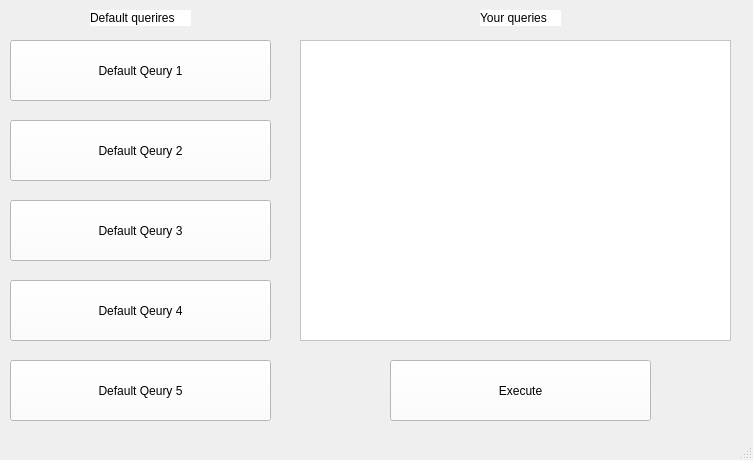
Above: design.ui from artembakhanov/HospitalManagementSystem before the change. Below: the same form after it.
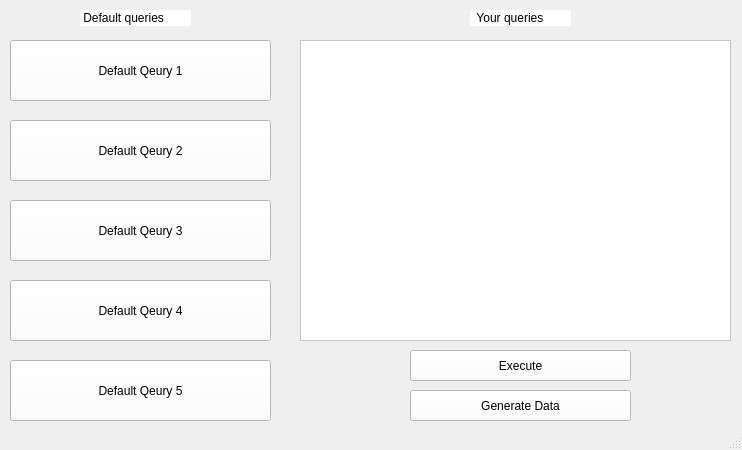
That is the form after the change. Icons and pictures are not drawn.

The edit to the form file:
```diff
--- a/design.ui
+++ b/design.ui
@@ -6,8 +6,8 @@
    <rect>
     <x>0</x>
     <y>0</y>
-    <width>753</width>
-    <height>460</height>
+    <width>742</width>
+    <height>450</height>
    </rect>
   </property>
   <property name="windowTitle">
@@ -126,10 +126,10 @@
    <widget class="QPushButton" name="exe_button">
     <property name="geometry">
      <rect>
-      <x>390</x>
-      <y>360</y>
-      <width>261</width>
-      <height>61</height>
+      <x>410</x>
+      <y>350</y>
+      <width>221</width>
+      <height>31</height>
      </rect>
     </property>
     <property name="styleSheet">
@@ -143,9 +143,9 @@
    <widget class="QLabel" name="def_label">
     <property name="geometry">
      <rect>
-      <x>90</x>
+      <x>80</x>
       <y>10</y>
-      <width>101</width>
+      <width>111</width>
       <height>16</height>
      </rect>
     </property>
@@ -154,15 +154,15 @@
 background-color: rgb(255, 255, 255);</string>
     </property>
     <property name="text">
-     <string>Default querires</string>
+     <string> Default queries</string>
     </property>
    </widget>
    <widget class="QLabel" name="ur_label">
     <property name="geometry">
      <rect>
-      <x>480</x>
+      <x>470</x>
       <y>10</y>
-      <width>81</width>
+      <width>101</width>
       <height>16</height>
      </rect>
     </property>
@@ -171,7 +171,24 @@
 background-color: rgb(255, 255, 255);</string>
     </property>
     <property name="text">
-     <string>Your queries</string>
+     <string>  Your queries</string>
+    </property>
+   </widget>
+   <widget class="QPushButton" name="gen_data_button">
+    <property name="geometry">
+     <rect>
+      <x>410</x>
+      <y>390</y>
+      <width>221</width>
+      <height>31</height>
+     </rect>
+    </property>
+    <property name="styleSheet">
+     <string notr="true">background:transparent;
+background-color: rgb(255, 255, 255);</string>
+    </property>
+    <property name="text">
+     <string>Generate Data</string>
     </property>
    </widget>
   </widget>
```
Left out of the diff: 2 changed lines with no effect on the pictures.
